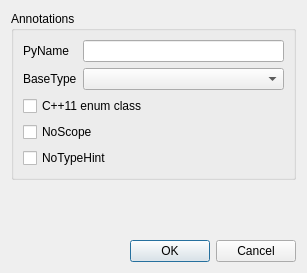
Before: the Qt Designer form metasip/api_editor/Designer/EnumPropertiesBase.ui in Python-SIP/metasip, drawn with Qt 5.
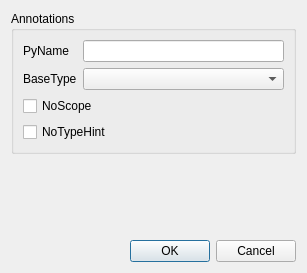
After: the same form once the commit is applied.

Commit message: Use the current Cast-XML XML format and update the parser to handle the 'scoped' attribute for enums. Removed the scoped enum support from the enum properties dialog.

```diff
--- a/metasip/api_editor/Designer/EnumPropertiesBase.ui
+++ b/metasip/api_editor/Designer/EnumPropertiesBase.ui
@@ -44,13 +44,6 @@
         </item>
        </layout>
       </item>
-      <item>
-       <widget class="QCheckBox" name="enumClassCb">
-        <property name="text">
-         <string>C++11 enum class</string>
-        </property>
-       </widget>
-      </item>
       <item>
        <widget class="QCheckBox" name="noScopeCb">
         <property name="text">
```
The commit also changes 3 other files.
